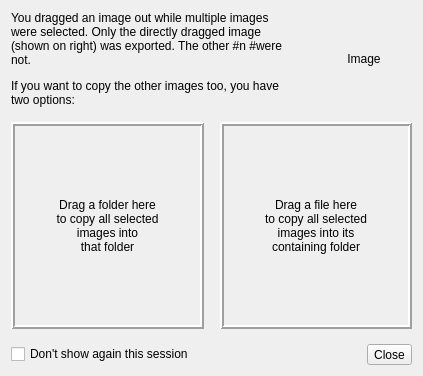
Qt form src/ui/MultiDragDialog.ui (wagenadl/photohoard) before a commit.
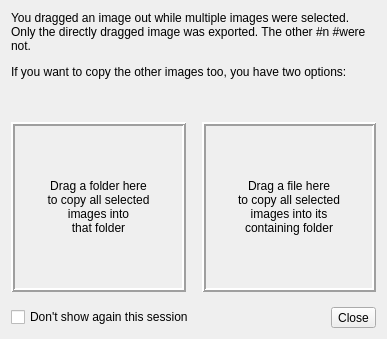
The same form after that commit. Custom widgets are drawn as their Qt base class.

Commit message: Drag out now fully functional

```diff
--- a/src/ui/MultiDragDialog.ui
+++ b/src/ui/MultiDragDialog.ui
@@ -6,8 +6,8 @@
    <rect>
     <x>0</x>
     <y>0</y>
-    <width>423</width>
-    <height>376</height>
+    <width>387</width>
+    <height>339</height>
    </rect>
   </property>
   <property name="sizePolicy">
@@ -44,7 +44,7 @@
       <item>
        <widget class="QLabel" name="label">
         <property name="text">
-         <string>&lt;html&gt;&lt;head/&gt;&lt;body&gt;&lt;p&gt;You dragged an image out while multiple images were selected. Only the directly dragged image (shown on right) was exported. The other #n #were not.&lt;/p&gt;&lt;p&gt;If you want to copy the other images too, you have two options:&lt;/p&gt;&lt;/body&gt;&lt;/html&gt;</string>
+         <string>&lt;html&gt;&lt;head/&gt;&lt;body&gt;&lt;p&gt;You dragged an image out while multiple images were selected. Only the directly dragged image was exported. The other #n #were not.&lt;/p&gt;&lt;p&gt;If you want to copy the other images too, you have two options:&lt;/p&gt;&lt;/body&gt;&lt;/html&gt;</string>
         </property>
         <property name="textFormat">
          <enum>Qt::RichText</enum>
@@ -57,34 +57,6 @@
         </property>
        </widget>
       </item>
-      <item>
-       <widget class="QLabel" name="image">
-        <property name="sizePolicy">
-         <sizepolicy hsizetype="Fixed" vsizetype="Fixed">
-          <horstretch>0</horstretch>
-          <verstretch>0</verstretch>
-         </sizepolicy>
-        </property>
-        <property name="minimumSize">
-         <size>
-          <width>96</width>
-          <height>96</height>
-         </size>
-        </property>
-        <property name="maximumSize">
-         <size>
-          <width>96</width>
-          <height>96</height>
-         </size>
-        </property>
-        <property name="text">
-         <string>Image</string>
-        </property>
-        <property name="alignment">
-         <set>Qt::AlignCenter</set>
-        </property>
-       </widget>
-      </item>
      </layout>
     </widget>
    </item>
```
Left out of the diff: 42 changed lines with no effect on the pictures. The commit also changes 8 other files.
